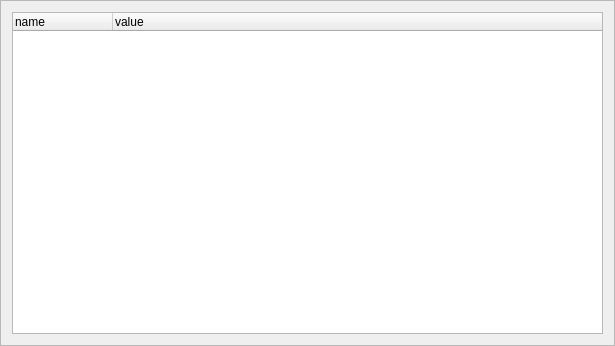
First picture: the form in tools/src/cetech/playground/qt/ui/recordeventswidget.ui, repository cyberegoorg/cetech, before the edit.
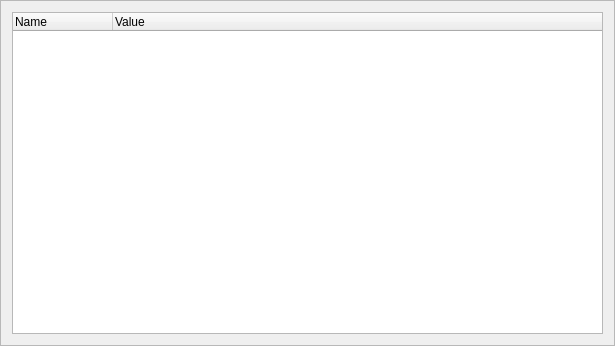
Second picture: the form after the edit.

Diff of the .ui file:
```diff
--- a/tools/src/cetech/playground/qt/ui/recordeventswidget.ui
+++ b/tools/src/cetech/playground/qt/ui/recordeventswidget.ui
@@ -24,12 +24,12 @@
     <widget class="QTreeWidget" name="record_treewidget">
      <column>
       <property name="text">
-       <string>name</string>
+       <string>Name</string>
       </property>
      </column>
      <column>
       <property name="text">
-       <string>value</string>
+       <string>Value</string>
       </property>
      </column>
     </widget>
```
